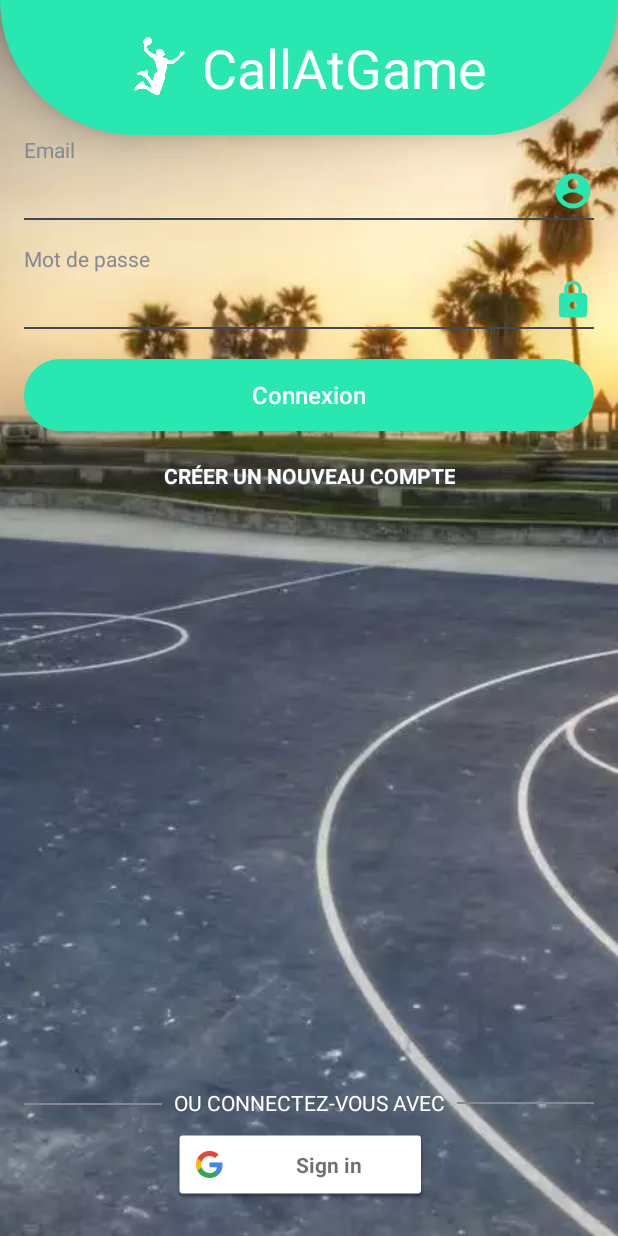
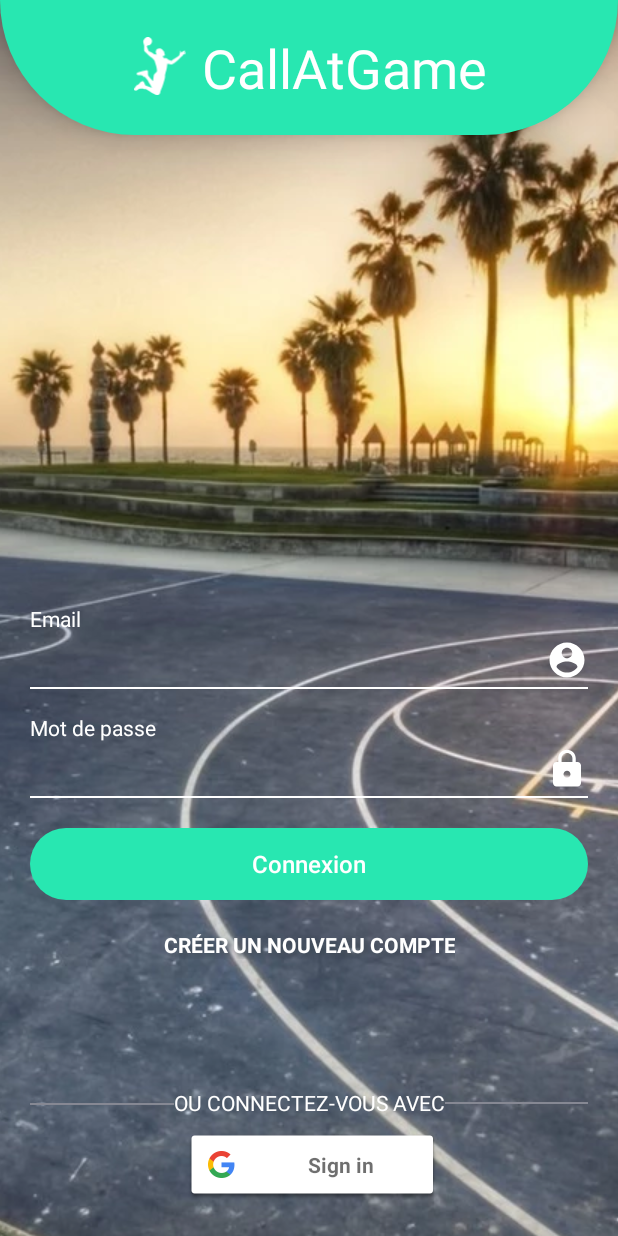
Before and after one commit to jpaput/Frag, an Android app: the LoginFragment screen opened directly, with no data from a screen before it, on a phone screen of 412 x 824 dp. Run offline under Robolectric (Android 15) with nearby library versions, the phone set to English and light mode, and no system bars; plain views replace LoginButton.

Commit message:
Modif UI Starter

```diff
--- a/app/src/main/res/layout/login_fragment.xml
+++ b/app/src/main/res/layout/login_fragment.xml
@@ -2,31 +2,31 @@
 <androidx.constraintlayout.widget.ConstraintLayout xmlns:android="http://schemas.android.com/apk/res/android"
     android:layout_width="match_parent"
     android:layout_height="match_parent"
-    xmlns:app="http://schemas.android.com/apk/res-auto">
+    xmlns:app="http://schemas.android.com/apk/res-auto"
+    android:paddingStart="@dimen/padding_standard"
+    android:paddingEnd="@dimen/padding_standard">
 
     <TextView
         android:id="@+id/tv_user_label"
         android:layout_width="wrap_content"
         android:layout_height="wrap_content"
-        android:layout_marginStart="16dp"
-        android:layout_marginTop="@dimen/starter_header_height"
         android:labelFor="@id/userView"
         android:text="@string/label_login_name"
         android:textAppearance="?android:attr/textAppearanceSmall"
-        android:textColor="@color/textColor"
+        android:textColor="@android:color/white"
         app:layout_constraintLeft_toLeftOf="parent"
-        app:layout_constraintTop_toTopOf="parent" />
+        app:layout_constraintTop_toTopOf="parent"
+        app:layout_constraintBottom_toBottomOf="parent"/>
 
     <AutoCompleteTextView
         android:id="@+id/userView"
         android:layout_width="0dp"
         android:layout_height="28dp"
-        android:layout_marginEnd="8dp"
         android:layout_marginTop="4dp"
+        android:textColor="@android:color/white"
+        android:textCursorDrawable="@null"
         android:background="@android:color/transparent"
         android:inputType="textEmailAddress"
-        android:textColor="@color/textColor"
-        android:textCursorDrawable="@null"
         app:layout_constraintHorizontal_bias="0.0"
         app:layout_constraintLeft_toLeftOf="@+id/tv_user_label"
         app:layout_constraintRight_toLeftOf="@+id/profileImage"
@@ -36,8 +36,7 @@
         android:id="@+id/profileImage"
         android:layout_width="28dp"
         android:layout_height="28dp"
-        android:layout_marginEnd="16dp"
-        android:tint="@color/colorAccent"
+        android:tint="@android:color/white"
         app:layout_constraintBottom_toBottomOf="@+id/userView"
         app:layout_constraintRight_toRightOf="parent"
         app:layout_constraintTop_toTopOf="@+id/userView"
@@ -48,7 +47,7 @@
         android:layout_width="0dp"
         android:layout_height="1dp"
         android:layout_marginTop="4dp"
-        android:background="@color/antracite_grey"
+        android:background="@android:color/white"
         app:layout_constraintLeft_toLeftOf="@+id/userView"
         app:layout_constraintRight_toRightOf="@+id/profileImage"
         app:layout_constraintTop_toBottomOf="@+id/userView" />
@@ -61,7 +60,7 @@
         android:labelFor="@id/passView"
         android:text="@string/label_login_pass"
         android:textAppearance="?android:attr/textAppearanceSmall"
-        android:textColor="@color/textColor"
+        android:textColor="@android:color/white"
         app:layout_constraintLeft_toLeftOf="@+id/view_user_underline"
         app:layout_constraintTop_toBottomOf="@+id/view_user_underline" />
 
@@ -69,12 +68,11 @@
         android:id="@+id/passView"
         android:layout_width="0dp"
         android:layout_height="28dp"
-        android:layout_marginEnd="8dp"
         android:layout_marginTop="4dp"
+        android:inputType="textWebPassword"
+        android:textColor="@android:color/white"
+        android:textCursorDrawable="@null"
         android:background="@android:color/transparent"
-        android:inputType="textWebPassword"
-        android:textColor="@color/textColor"
-        android:textCursorDrawable="@null"
         app:layout_constraintLeft_toLeftOf="@+id/tv_pass_label"
         app:layout_constraintRight_toLeftOf="@+id/iv_pass_icon"
         app:layout_constraintTop_toBottomOf="@+id/tv_pass_label" />
@@ -83,7 +81,7 @@
         android:id="@+id/iv_pass_icon"
         android:layout_width="28dp"
         android:layout_height="28dp"
-        android:tint="@color/colorAccent"
+        android:tint="@android:color/white"
         app:layout_constraintRight_toRightOf="@+id/view_user_underline"
         app:layout_constraintTop_toTopOf="@+id/passView"
         app:srcCompat="@drawable/ic_lock" />
@@ -93,7 +91,7 @@
         android:layout_width="0dp"
         android:layout_height="1dp"
         android:layout_marginTop="4dp"
-        android:background="@color/antracite_grey"
+        android:background="@android:color/white"
         app:layout_constraintHorizontal_bias="0.0"
         app:layout_constraintLeft_toLeftOf="@+id/passView"
         app:layout_constraintRight_toRightOf="@+id/iv_pass_icon"
@@ -158,7 +156,6 @@
         android:layout_width="170dp"
         android:layout_height="47dp"
         android:layout_marginBottom="24dp"
-        android:layout_marginEnd="16dp"
         android:layout_marginStart="4dp"
         app:layout_constraintBottom_toBottomOf="parent"
         app:layout_constraintLeft_toLeftOf="parent"
@@ -186,8 +183,6 @@
         android:layout_width="0dp"
         android:layout_height="1dp"
         android:layout_marginBottom="0dp"
-        android:layout_marginEnd="16dp"
-        android:layout_marginStart="8dp"
         android:layout_marginTop="0dp"
         android:background="@color/textColor"
         app:layout_constraintBottom_toBottomOf="@+id/optionTextView"
@@ -200,8 +195,6 @@
         android:layout_width="0dp"
         android:layout_height="1dp"
         android:layout_marginBottom="8dp"
-        android:layout_marginEnd="8dp"
-        android:layout_marginStart="16dp"
         android:layout_marginTop="8dp"
         android:background="@color/textColor"
         app:layout_constraintBottom_toBottomOf="@+id/optionTextView"
--- a/app/src/main/res/values/styles.xml
+++ b/app/src/main/res/values/styles.xml
@@ -46,4 +46,10 @@
         <item name="android:paddingEnd">@dimen/small</item>
         <item name="android:cursorVisible">true</item>
     </style>
+
+    <style name="AutocompleteLightTheme">
+        <item name="android:textColor">@android:color/white</item>
+        <item name="android:textCursorDrawable">@null</item>
+        <item name="android:background">@android:color/transparent</item>
+    </style>
 </resources>
```
Also changed, not shown: app/src/main/res/layout/sign_up_fragment.xml (+15 -17 lines), app/src/main/res/layout/splashscreen_activity.xml (+5 -4 lines), app/src/main/res/drawable-v24/bg_login.webp (deleted), app/src/main/res/drawable/bg_login.webp (added).
